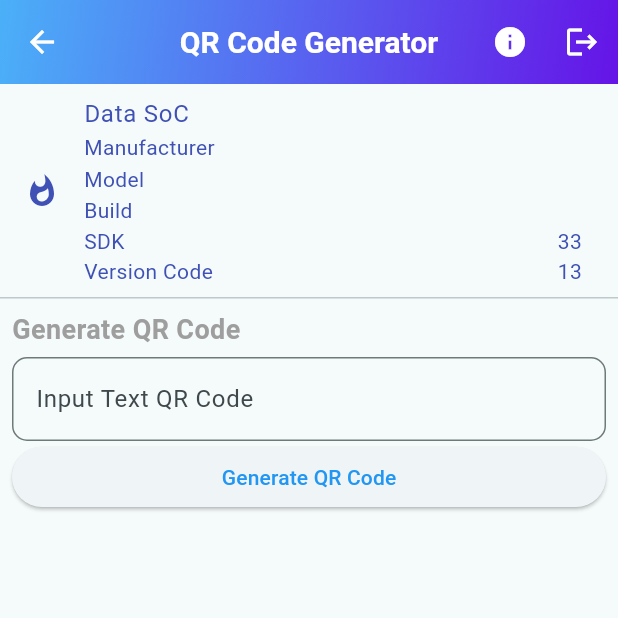
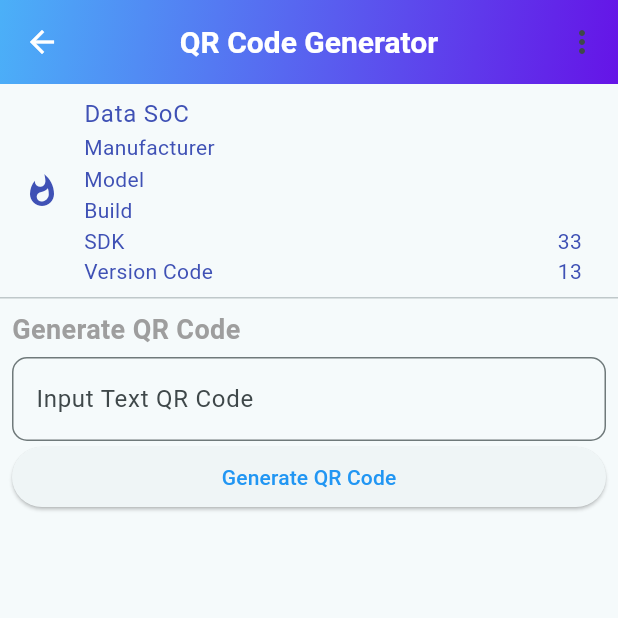
Before and after one commit to setiawanalraz/flutter_intern_challenge, a Flutter app: the SecondPage screen opened directly, on a phone screen of 412 x 824 dp, the top half of it. Run offline on Flutter 3.47's test engine with Material 2 defaults, Android fonts, the phone set to English and light mode, and no system bars; our stand-ins replace device_info_plus, flutter_login, geolocator, google_maps_flutter, local_auth, qr_flutter and 2 more; missing offline and left inert: awesome_icons, battery_info; accounts and stored records are empty.

Commit message:
Add Pop Up Menu Button

```diff
--- /dev/null
+++ b/lib/data/menu_items.dart
@@ -0,0 +1,18 @@
+import 'package:flutter/material.dart';
+import 'package:intern_flutter_challenge/models/menu_item.dart';
+
+class MenuItems {
+  static const List<MenuItem> itemsFirst = [itemAbout];
+
+  static const List<MenuItem> itemsSecond = [itemLogout];
+
+  static const itemAbout = MenuItem(
+    text: "About",
+    icon: Icons.info,
+  );
+
+  static const itemLogout = MenuItem(
+    text: "Logout",
+    icon: Icons.logout,
+  );
+}
--- /dev/null
+++ b/lib/models/menu_item.dart
@@ -0,0 +1,11 @@
+import 'package:flutter/material.dart';
+
+class MenuItem {
+  final String text;
+  final IconData icon;
+
+  const MenuItem({
+    required this.text,
+    required this.icon,
+  });
+}
```
Also changed, not shown: lib/widgets/my_appbar.dart (+44 -21 lines).
